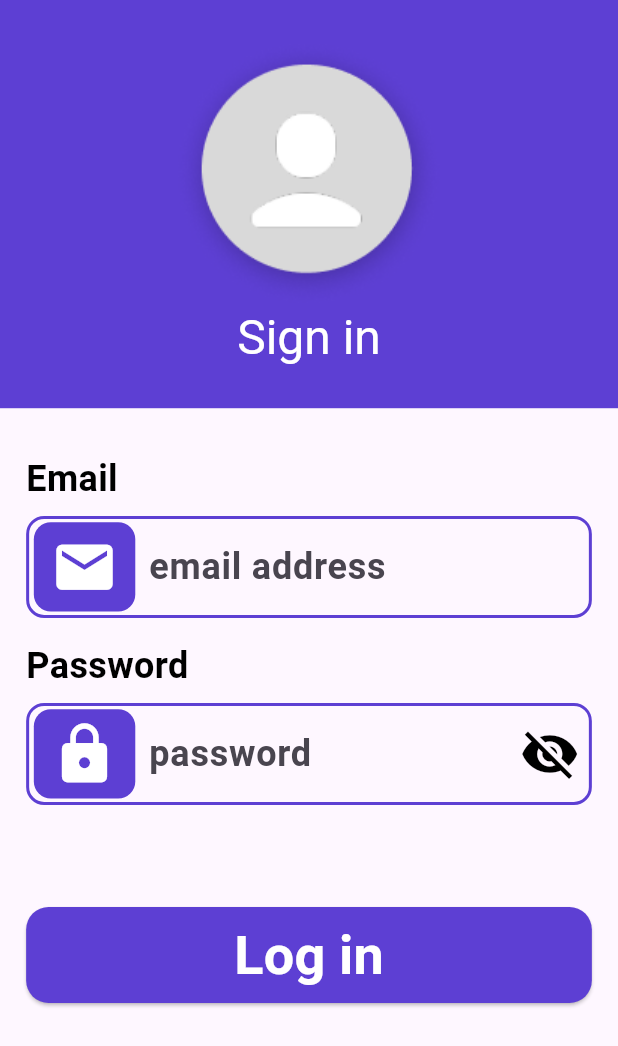
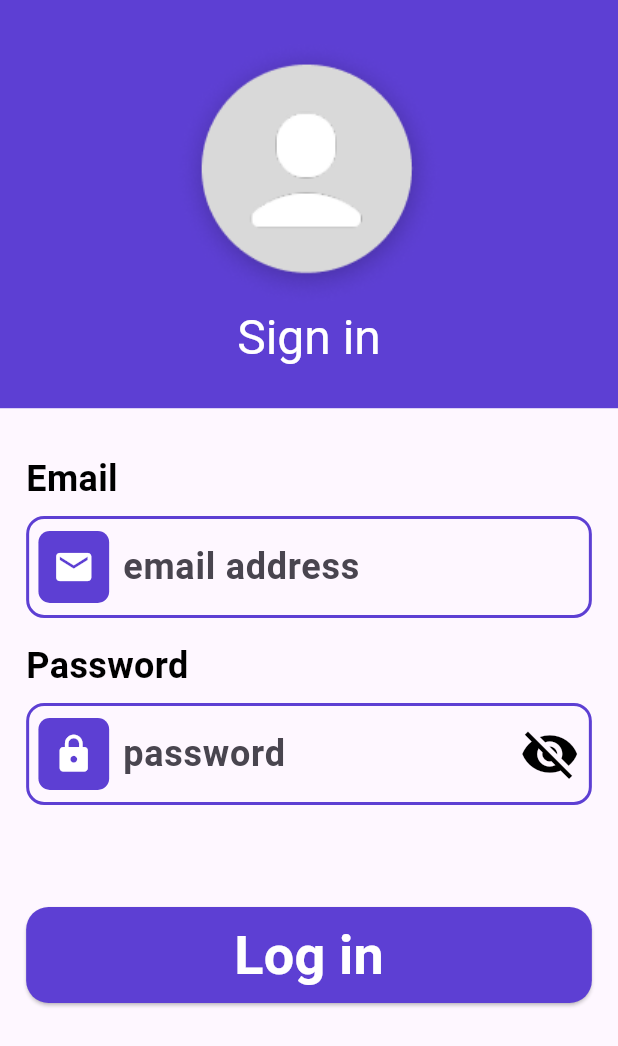
Before and after one commit to Fouad-prog-code/my_guide, a Flutter app: the screen it shows after launch, on a phone screen of 412 x 824 dp. Shown: the top 1046 px of the screen. Run offline on Flutter 3.47's test engine with Material 3 defaults, Android fonts, the phone set to English and light mode, and no system bars; our stand-ins replace flutter_screenutil, google_fonts.

Commit message:
reduce icons size

```diff
--- a/lib/features/ui/widgets/custom_text_form_field.dart
+++ b/lib/features/ui/widgets/custom_text_form_field.dart
@@ -76,14 +76,14 @@ class CustomTextFormField extends StatelessWidget {
             ),
             suffixIcon: suffixIcon,
             prefixIcon: Container(
-              margin: EdgeInsets.only(left: 5.w, right: 5.w),
-              width: 66.w,
-              height: 63.h,
+              margin: EdgeInsets.only(left: 8.w, right: 5.w),
+              width: 46.w,
+              height: 43.h,
               decoration: BoxDecoration(
                 color: AppColors.primaryColor,
-                borderRadius: BorderRadius.circular(12.r),
+                borderRadius: BorderRadius.circular(8.r),
               ),
-              child: Icon(icon, size: 45, color: AppColors.whiteColor),
+              child: Icon(icon, size: 28, color: AppColors.whiteColor),
             ),
           ),
         ),
```
